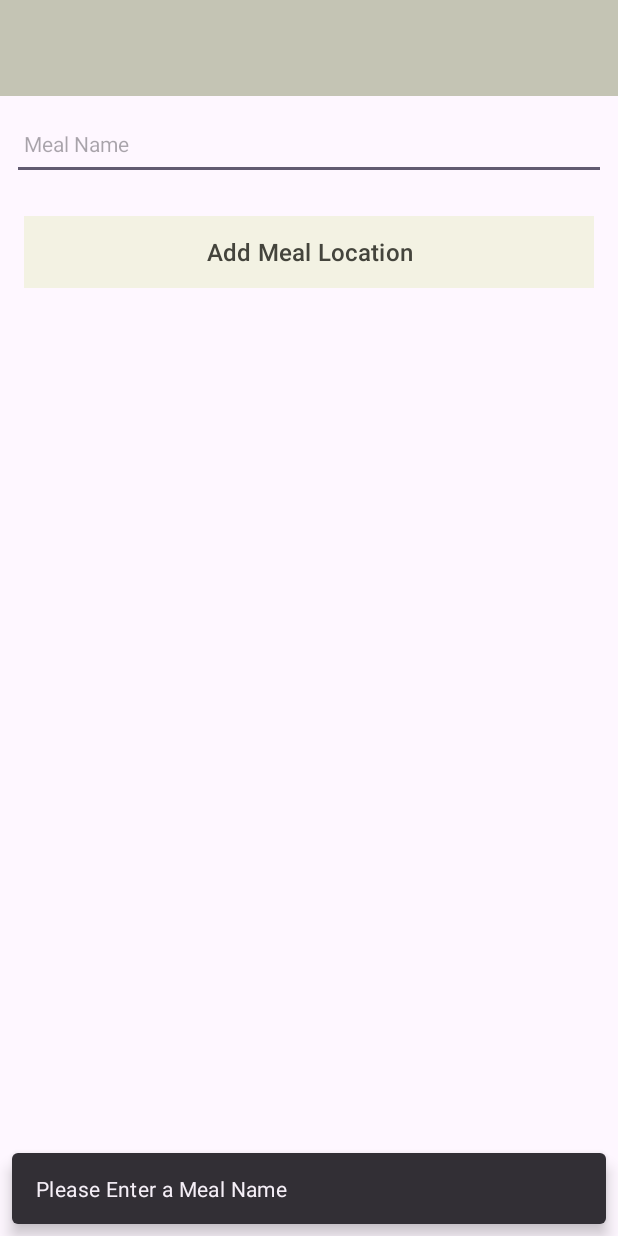
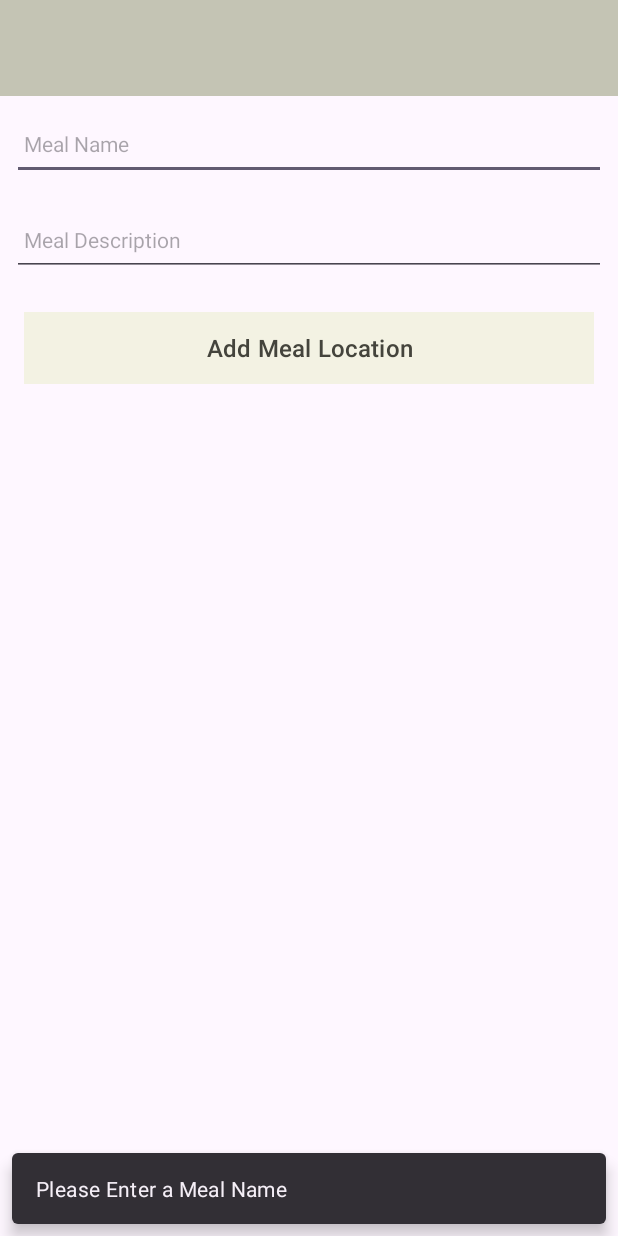
Before and after one commit to ayo-codes/Ayo-Eats-Android, an Android app: the screen it shows after launch (MealLocationActivity), after a tap on "Add Meal Location", on a phone screen of 412 x 824 dp. Run offline under Robolectric (Android 15) with nearby library versions, the phone set to English and light mode, and no system bars; our stand-ins replace Timber; 3 statements that could not run were skipped.

Commit message:
added a meal description field on the UI and added it to the model

```diff
--- a/app/src/main/java/org/wit/ayoeats/activities/MealLocationActivity.kt
+++ b/app/src/main/java/org/wit/ayoeats/activities/MealLocationActivity.kt
@@ -29,9 +29,9 @@ class MealLocationActivity : AppCompatActivity() {
 
         binding.btnAdd.setOnClickListener {
             // No need for var or val keyword since eatLocation was set to var above, note this for properties of classes
-            mealLocation.mealName =
-                binding.mealName.text.toString() // gets the text inside mealName and converts it to a string
-            if (mealLocation.mealName.isNotEmpty()) {
+            mealLocation.mealName = binding.mealName.text.toString() // gets the text inside mealName and converts it to a string
+            mealLocation.mealDescription = binding.mealDescription.text.toString()
+            if (mealLocation.mealName.isNotEmpty() && mealLocation.mealDescription.isNotEmpty()) {
                 mealLocations.add(mealLocation.copy())
                 i("add Button pressed : ${mealLocation.mealName}")
                 for (i in mealLocations.indices){
--- a/app/src/main/java/org/wit/ayoeats/models/MealLocationModel.kt
+++ b/app/src/main/java/org/wit/ayoeats/models/MealLocationModel.kt
@@ -1,3 +1,3 @@
 package org.wit.ayoeats.models
 
-data class MealLocationModel(var mealName: String = "") // title property and a value is given here
+data class MealLocationModel(var mealName: String = "" , var mealDescription: String = "") // title property and a value is given here
--- a/app/src/main/res/layout/activity_meal_location.xml
+++ b/app/src/main/res/layout/activity_meal_location.xml
@@ -54,6 +54,20 @@
                     android:textColor="@color/colorPrimaryDark"
                     android:textSize="14sp" />
 
+                <EditText
+                    android:id="@+id/mealDescription"
+                    android:layout_width="match_parent"
+                    android:layout_height="48dp"
+                    android:layout_margin="8dp"
+                    android:autofillHints="hint"
+                    android:hint="@string/hint_mealDescription"
+                    android:inputType="text"
+                    android:maxLength="250"
+                    android:maxLines="3"
+                    android:padding="8dp"
+                    android:textColor="@color/colorPrimaryDark"
+                    android:textSize="14sp" />
+
                 <Button
                     android:id="@+id/btnAdd"
                     android:layout_width="match_parent"
--- a/app/src/main/res/values/strings.xml
+++ b/app/src/main/res/values/strings.xml
@@ -2,4 +2,5 @@
     <string name="app_name">AyoEats</string>
     <string name="button_add_MealLocation"> Add Meal Location</string>
     <string name="hint_mealName">Meal Name</string>
+    <string name="hint_mealDescription">Meal Description</string>
 </resources>
```
